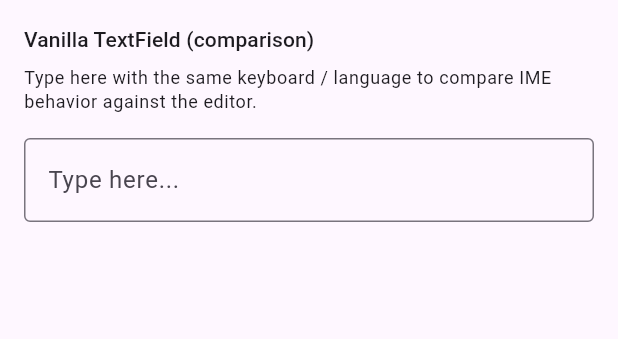
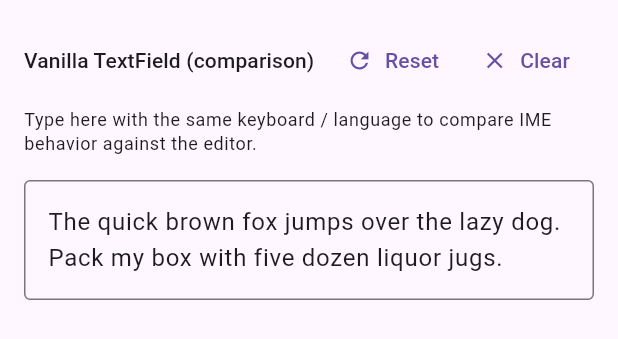
Before and after one commit to bullet-to/bullet_editor, a Flutter app: the _VanillaTextFieldPane widget shown alone on an empty page, opened directly, on a phone screen of 412 x 824 dp. Shown: the top 339 px of the screen. Run offline on Flutter 3.47's test engine with Material 3 defaults, Android fonts, the phone set to English and light mode, and no system bars; network calls fail.

Commit message:
Dev harness: pre-fill the vanilla TextField + Reset/Clear
The comparison TextField now seeds a couple of sample sentences so selection
handles / the edit menu can be exercised on-device without retyping; Reset
restores the sample, Clear empties it for a fresh IME session.

Co-Authored-By: Claude Opus 4.8 (1M context) <noreply@anthropic.com>

```diff
--- a/example/lib/inspector.dart
+++ b/example/lib/inspector.dart
@@ -595,9 +595,30 @@ class _LazinessFooterState extends State<_LazinessFooter> {
 
 /// A vanilla [TextField] for A/B comparison during the day-9 gate: type the
 /// same sequence here and in the editor to confirm the editor matches stock
-/// Flutter IME behavior.
-class _VanillaTextFieldPane extends StatelessWidget {
+/// Flutter IME behavior. Pre-filled with sample text so selection handles /
+/// the edit menu can be exercised without retyping each time; Reset restores
+/// the sample, Clear empties it for a fresh IME session.
+class _VanillaTextFieldPane extends StatefulWidget {
   const _VanillaTextFieldPane();
+
+  @override
+  State<_VanillaTextFieldPane> createState() => _VanillaTextFieldPaneState();
+}
+
+class _VanillaTextFieldPaneState extends State<_VanillaTextFieldPane> {
+  static const _sample =
+      'The quick brown fox jumps over the lazy dog. '
+      'Pack my box with five dozen liquor jugs.';
+
+  late final TextEditingController _controller = TextEditingController(
+    text: _sample,
+  );
+
+  @override
+  void dispose() {
+    _controller.dispose();
+    super.dispose();
+  }
 
   @override
   Widget build(BuildContext context) {
@@ -606,9 +627,25 @@ class _VanillaTextFieldPane extends StatelessWidget {
       child: Column(
         crossAxisAlignment: CrossAxisAlignment.start,
         children: [
-          Text(
-            'Vanilla TextField (comparison)',
-            style: Theme.of(context).textTheme.titleSmall,
+          Row(
+            children: [
+              Expanded(
+                child: Text(
+                  'Vanilla TextField (comparison)',
+                  style: Theme.of(context).textTheme.titleSmall,
+                ),
+              ),
+              TextButton.icon(
+                onPressed: () => _controller.text = _sample,
+                icon: const Icon(Icons.refresh, size: 18),
+                label: const Text('Reset'),
+              ),
+              TextButton.icon(
+                onPressed: _controller.clear,
+                icon: const Icon(Icons.clear, size: 18),
+                label: const Text('Clear'),
+              ),
+            ],
           ),
           const SizedBox(height: 8),
           Text(
@@ -617,9 +654,10 @@ class _VanillaTextFieldPane extends StatelessWidget {
             style: Theme.of(context).textTheme.bodySmall,
           ),
           const SizedBox(height: 16),
-          const TextField(
+          TextField(
+            controller: _controller,
             maxLines: null,
-            decoration: InputDecoration(
+            decoration: const InputDecoration(
               border: OutlineInputBorder(),
               hintText: 'Type here...',
             ),
```
